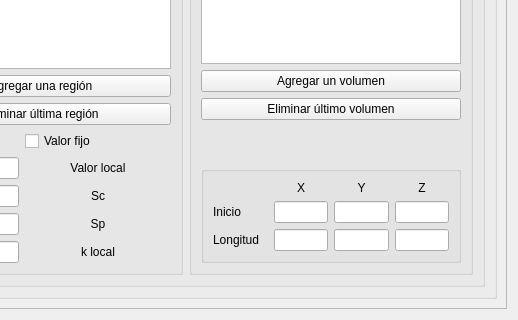
The window that values_window/ui/values_window.ui (luisdavidrodm/PrePRODIC3D) describes before a commit, drawn with Qt 5; both pictures show x 146 to 664 and y 442 to 762 of the 664 by 762 pixel window.
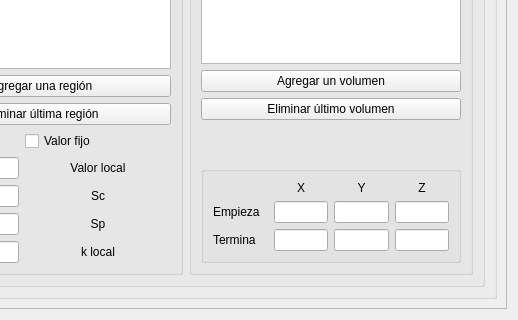
The same window after the commit.

Diff of the .ui file:
```diff
--- a/values_window/ui/values_window.ui
+++ b/values_window/ui/values_window.ui
@@ -405,7 +405,7 @@
                    <item row="2" column="0">
                     <widget class="QLabel" name="label_10">
                      <property name="text">
-                      <string>Longitud</string>
+                      <string>Termina</string>
                      </property>
                     </widget>
                    </item>
@@ -472,7 +472,7 @@
                    <item row="1" column="0">
                     <widget class="QLabel" name="label_11">
                      <property name="text">
-                      <string>Inicio</string>
+                      <string>Empieza</string>
                      </property>
                     </widget>
                    </item>
```
Left out of the diff: 6 changed lines with no effect on the pictures.
